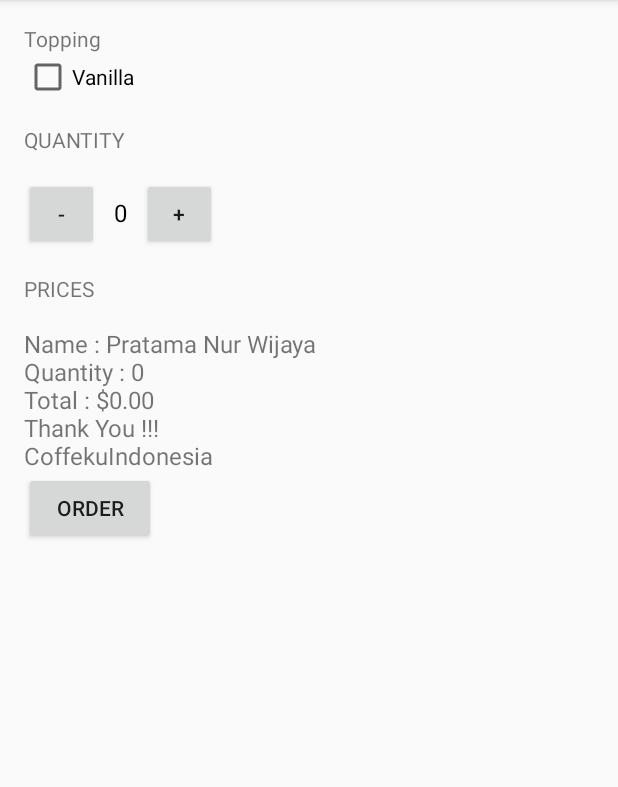
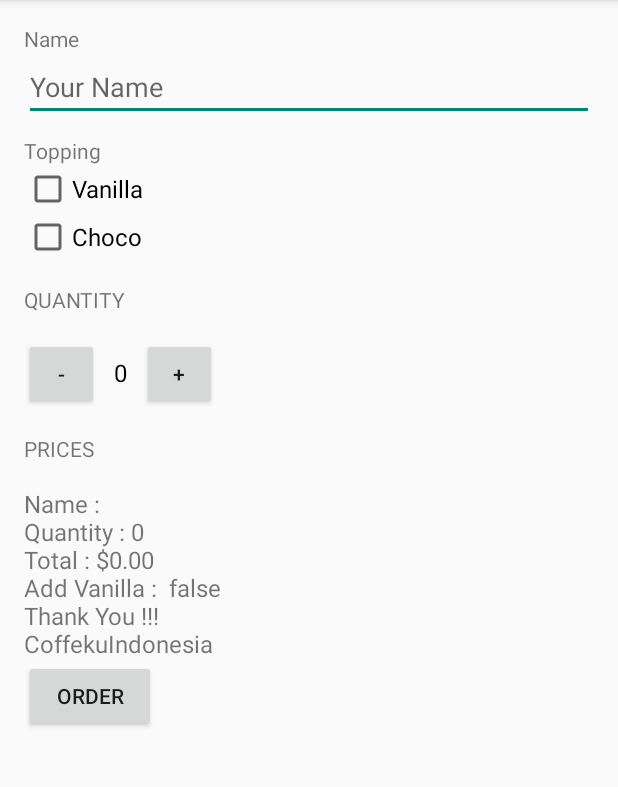
Before and after one commit to pratamawijaya/android-academy-jogja, an Android app: the screen it shows after launch (MainActivity), after a tap on "ORDER", on a phone screen of 412 x 824 dp, the part 84-871 px from its top. Run offline under Robolectric (Android 15) with nearby library versions, the phone set to English and light mode, and no system bars.

Commit message:
add input name

```diff
--- a/batch1/JustJavax/app/src/main/java/com/android/example/justjavax/MainActivity.java
+++ b/batch1/JustJavax/app/src/main/java/com/android/example/justjavax/MainActivity.java
@@ -8,6 +8,7 @@ import android.view.MenuItem;
 import android.view.View;
 import android.widget.Button;
 import android.widget.CheckBox;
+import android.widget.EditText;
 import android.widget.TextView;
 import android.widget.Toast;
 import com.android.example.justjavax.model.Car;
@@ -25,7 +26,9 @@ public class MainActivity extends AppCompatActivity {
   private Button btnOrder, btnPlus, btnMinus;
   private TextView quantityOrder;
   private TextView pricesTextView, txtResult;
-  private CheckBox cbVanilla;
+  private CheckBox cbVanilla, cbChocolate;
+  private boolean hasVanilla = false;
+  private EditText inputName;
 
   //ini method yang pertama kali dijalankan
   @Override protected void onCreate(Bundle savedInstanceState) {
@@ -56,6 +59,8 @@ public class MainActivity extends AppCompatActivity {
     btnMinus = (Button) findViewById(R.id.btnMinus);
     btnPlus = (Button) findViewById(R.id.btnPlus);
     cbVanilla = (CheckBox) findViewById(R.id.cbVanilla);
+    cbChocolate = (CheckBox) findViewById(R.id.cbChocolate);
+    inputName = (EditText) findViewById(R.id.inputName);
 
     // beri event listener
     btnOrder.setOnClickListener(new View.OnClickListener() {
@@ -112,8 +117,13 @@ public class MainActivity extends AppCompatActivity {
       // maka
       Log.d("debug", "vanilla di cek");
       total = total + 3000;
-      //total += 3000;
+      hasVanilla = true;
     }
+
+    if (cbChocolate.isChecked()) {
+      total = total + 4000;
+    }
+
     return total;
   }
 
@@ -124,9 +134,10 @@ public class MainActivity extends AppCompatActivity {
   }
 
   private void createOrderSummary() {
-    pricesTextView.setText("Name : Pratama Nur Wijaya \nQuantity : " + currentOrder + " \nTotal : "
-        + NumberFormat.getCurrencyInstance().format(calculatePrices(currentOrder))
-        + " \nThank You !!! \nCoffekuIndonesia");
+    pricesTextView.setText(
+        "Name : " + inputName.getText().toString() + " \nQuantity : " + currentOrder + " \nTotal : "
+            + NumberFormat.getCurrencyInstance().format(calculatePrices(currentOrder))
+            + "\nAdd Vanilla :  " + hasVanilla + " \nThank You !!! \nCoffekuIndonesia");
   }
 
   private void displayMessage(String message) {
--- a/batch1/JustJavax/app/src/main/res/layout/activity_main.xml
+++ b/batch1/JustJavax/app/src/main/res/layout/activity_main.xml
@@ -7,14 +7,45 @@
     tools:context=".MainActivity"
     >
 
+  <ScrollView
+      android:layout_width="match_parent"
+      android:layout_height="match_parent"
+      >
+    <LinearLayout
+        android:layout_width="match_parent"
+        android:layout_height="match_parent"
+        android:orientation="vertical"
+        >
+      <TextView
+          android:layout_width="wrap_content"
+          android:text="Name"
+          android:layout_height="wrap_content"
+          />
+      <EditText
+          android:id="@+id/inputName"
+          android:layout_marginBottom="10dp"
+          android:hint="Your Name"
+          android:layout_width="match_parent"
+          android:layout_height="wrap_content"
+          />
       <TextView
           android:layout_width="wrap_content"
           android:text="Topping"
           android:layout_height="wrap_content"
           />
 
-  <CheckBox android:id="@+id/cbVanilla"
+      <CheckBox
+          android:textSize="16sp"
+          android:id="@+id/cbVanilla"
           android:text="Vanilla"
+          android:layout_width="wrap_content"
+          android:layout_height="wrap_content"
+          />
+
+      <CheckBox
+          android:textSize="16sp"
+          android:id="@+id/cbChocolate"
+          android:text="Choco"
           android:layout_marginBottom="16dp"
           android:layout_width="wrap_content"
           android:layout_height="wrap_content"
@@ -90,5 +121,7 @@
           android:layout_width="wrap_content"
           android:layout_height="wrap_content"
           />
+    </LinearLayout>
+  </ScrollView>
 
 </LinearLayout>
```
Lines whose indentation alone changed are shown as unchanged.
